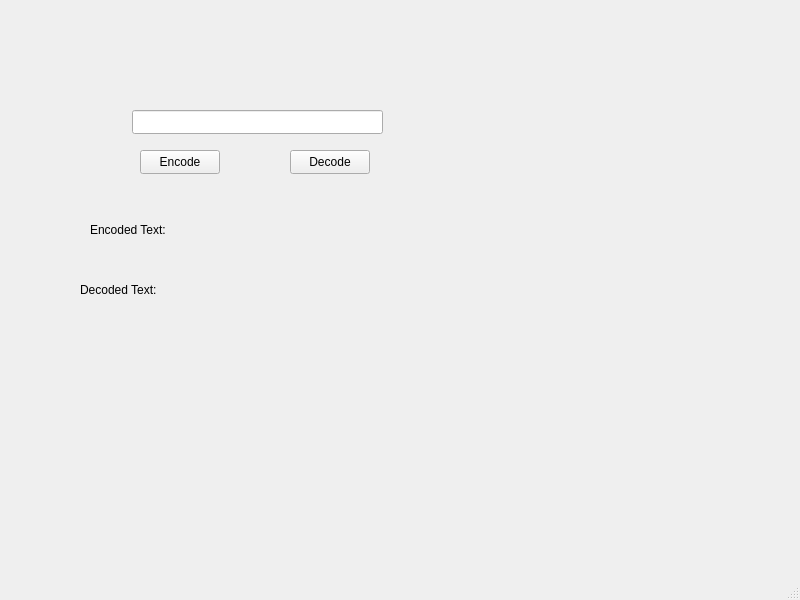
Old version of the form mainwindow.ui in the repository MindDevastation/homework8_STDLibSTRINGS.
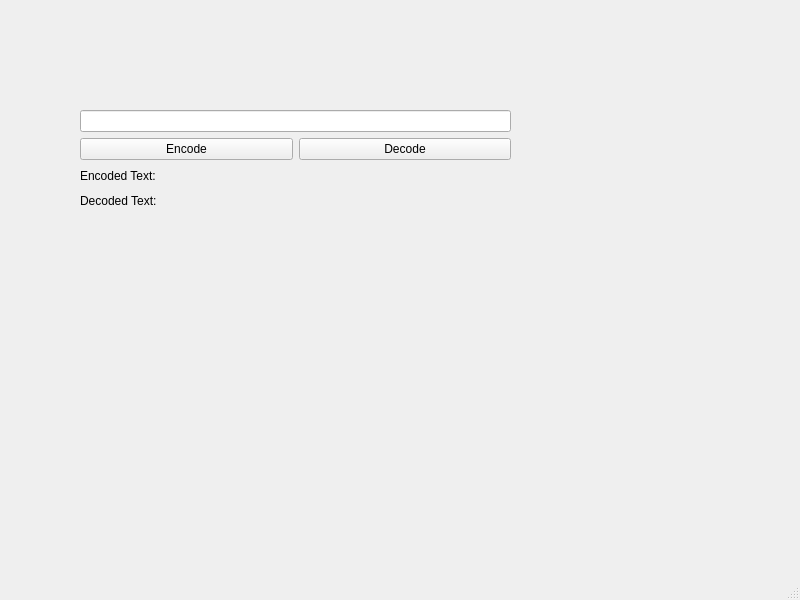
New version of the form.

```diff
--- a/mainwindow.ui
+++ b/mainwindow.ui
@@ -14,67 +14,48 @@
    <string>MainWindow</string>
   </property>
   <widget class="QWidget" name="centralwidget">
-   <widget class="QPushButton" name="Check">
-    <property name="geometry">
-     <rect>
-      <x>140</x>
-      <y>150</y>
-      <width>80</width>
-      <height>24</height>
-     </rect>
-    </property>
-    <property name="text">
-     <string>Encode</string>
-    </property>
-   </widget>
-   <widget class="QLineEdit" name="InputText">
-    <property name="geometry">
-     <rect>
-      <x>132</x>
-      <y>110</y>
-      <width>251</width>
-      <height>24</height>
-     </rect>
-    </property>
-   </widget>
-   <widget class="QLabel" name="label">
-    <property name="geometry">
-     <rect>
-      <x>90</x>
-      <y>220</y>
-      <width>501</width>
-      <height>20</height>
-     </rect>
-    </property>
-    <property name="text">
-     <string>Encoded Text:</string>
-    </property>
-   </widget>
-   <widget class="QPushButton" name="Enter">
-    <property name="geometry">
-     <rect>
-      <x>290</x>
-      <y>150</y>
-      <width>80</width>
-      <height>24</height>
-     </rect>
-    </property>
-    <property name="text">
-     <string>Decode</string>
-    </property>
-   </widget>
-   <widget class="QLabel" name="label_2">
+   <widget class="QWidget" name="">
     <property name="geometry">
      <rect>
       <x>80</x>
-      <y>280</y>
-      <width>501</width>
-      <height>20</height>
+      <y>110</y>
+      <width>431</width>
+      <height>100</height>
      </rect>
     </property>
-    <property name="text">
-     <string>Decoded Text: </string>
-    </property>
+    <layout class="QGridLayout" name="gridLayout">
+     <item row="0" column="0" colspan="2">
+      <widget class="QLineEdit" name="InputText"/>
+     </item>
+     <item row="1" column="0">
+      <widget class="QPushButton" name="Check">
+       <property name="text">
+        <string>Encode</string>
+       </property>
+      </widget>
+     </item>
+     <item row="1" column="1">
+      <widget class="QPushButton" name="Enter">
+       <property name="text">
+        <string>Decode</string>
+       </property>
+      </widget>
+     </item>
+     <item row="2" column="0" colspan="2">
+      <widget class="QLabel" name="label">
+       <property name="text">
+        <string>Encoded Text:</string>
+       </property>
+      </widget>
+     </item>
+     <item row="3" column="0" colspan="2">
+      <widget class="QLabel" name="label_2">
+       <property name="text">
+        <string>Decoded Text: </string>
+       </property>
+      </widget>
+     </item>
+    </layout>
    </widget>
   </widget>
   <widget class="QMenuBar" name="menubar">
```
